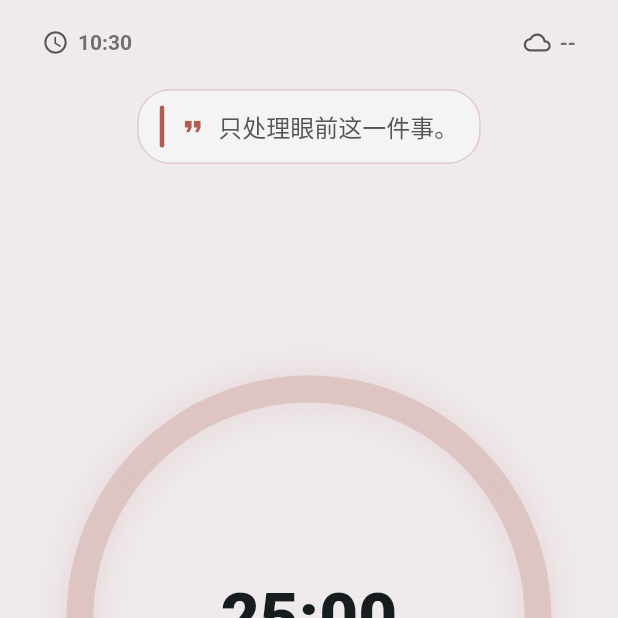
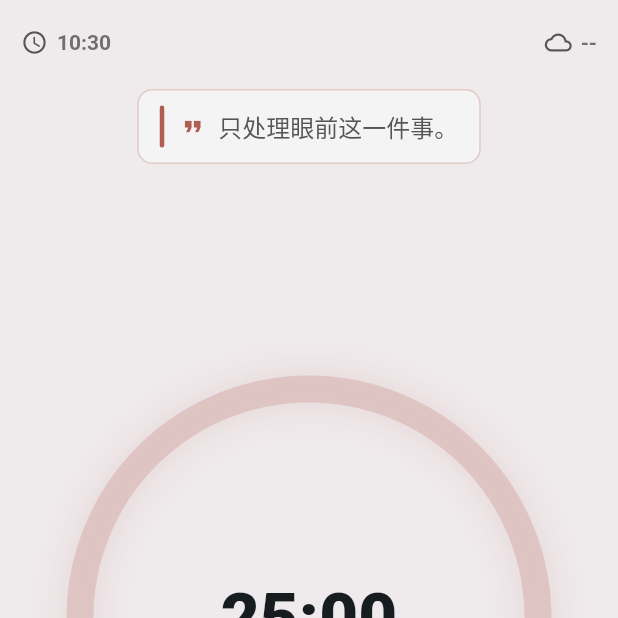
Before and after one commit to WuCaiCaiCai/Gan_clock, a Flutter app: the screen it shows after launch, after a tap on "开始", on a phone screen of 412 x 824 dp, the top half of it. Run offline on Flutter 3.47's test engine with Material 3 defaults, Android fonts, the light colour scheme and no system bars; network calls fail.

Commit message:
fix: time/weather to corners, iOS-style corner radii, stats header edge-to-edge
- Time/weather: positioned at left:8/right:8 (screen corners), closer to edges
- Corner radii: _TimerDeck 28→10, HitokotoLine 22→10 (iOS 8 style ~8-10pt)
- Stats: SafeArea(top: false) so header reaches screen top edge
- Stats ring mask: moved from center to right side, below X button (36px)

```diff
--- a/lib/pages/timer_page.dart
+++ b/lib/pages/timer_page.dart
@@ -80,8 +80,8 @@ class TimerPage extends StatelessWidget {
           child: Stack(
             children: [
               Positioned(
-                left: 22,
-                right: 22,
+                left: 8,
+                right: 8,
                 top: ambientTop,
                 child: ChromeFade(
                   hidden: pureDisplay,
@@ -467,7 +467,7 @@ class _HitokotoLineState extends State<_HitokotoLine> {
         padding: const EdgeInsets.symmetric(horizontal: 14, vertical: 10),
         decoration: BoxDecoration(
           color: scheme.surface.withAlpha(190),
-          borderRadius: BorderRadius.circular(22),
+          borderRadius: BorderRadius.circular(10),
           border: Border.all(color: palette.accent.withAlpha(72)),
         ),
         child: Row(
```
Also changed, not shown: lib/main.dart (+19 -14 lines).
